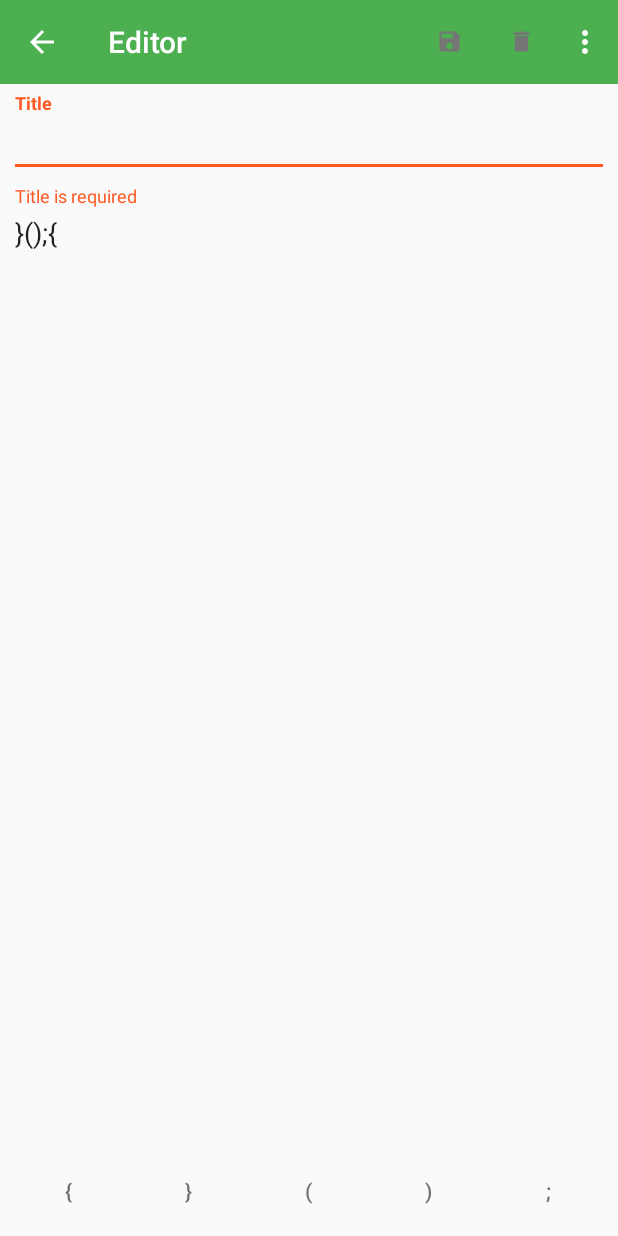
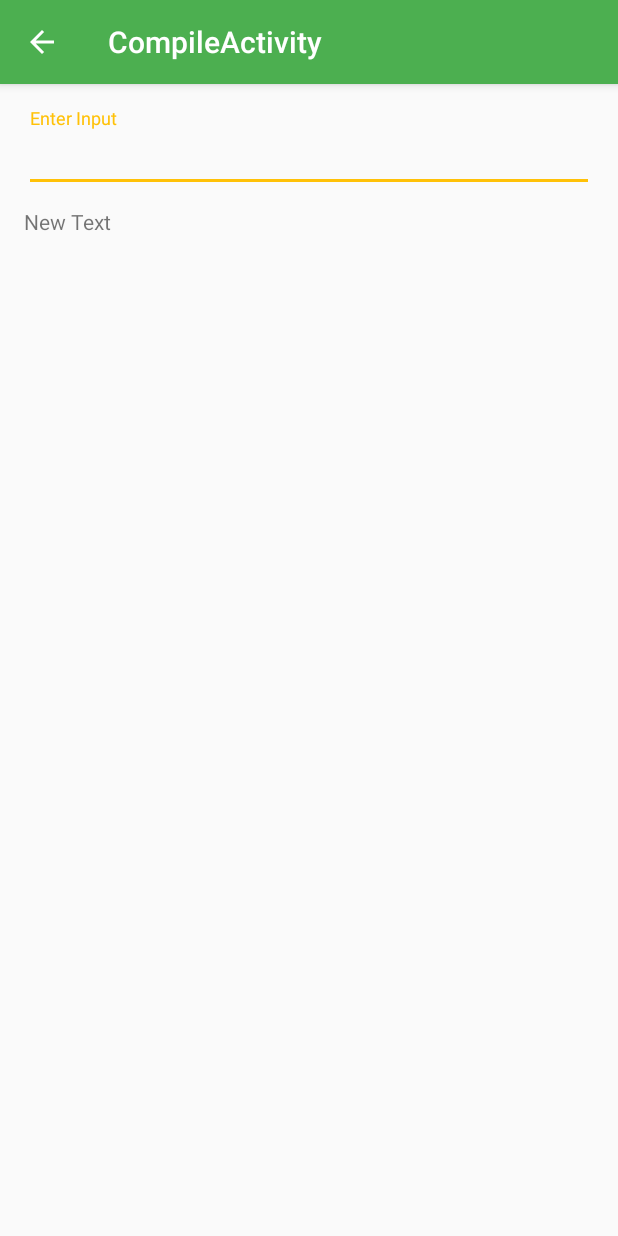
Before and after one commit to eugeneansah/HackEditor, an Android app: the NotePlainEditorActivity screen opened directly, with no data from a screen before it, in the options menu, after a tap on "Compile", on a phone screen of 412 x 824 dp. Run offline under Robolectric (Android 15) with nearby library versions, the phone set to English and light mode, and no system bars.

Commit message:
Moved contents of fragment to activity

```diff
--- /dev/null
+++ b/app/src/main/java/com/hackathon/hackmsit/activities/CompileActivity.java
@@ -0,0 +1,27 @@
+package com.hackathon.hackmsit.activities;
+
+import android.os.Bundle;
+import android.support.v7.app.AppCompatActivity;
+import android.support.v7.widget.Toolbar;
+
+import com.hackathon.hackmsit.R;
+
+public class CompileActivity extends AppCompatActivity {
+
+    @Override
+    protected void onCreate(Bundle savedInstanceState) {
+        super.onCreate(savedInstanceState);
+        setContentView(R.layout.activity_compile);
+        Toolbar toolbar = (Toolbar) findViewById(R.id.toolbar);
+        setSupportActionBar(toolbar);
+
+        getSupportActionBar().setDisplayHomeAsUpEnabled(true);
+    }
+    /*@Override
+    public void onBackPressed() {
+        Intent intent = new Intent(this, NoteEditorActivity.class);
+        intent.addFlags(Intent.FLAG_ACTIVITY_CLEAR_TOP | Intent.FLAG_ACTIVITY_NEW_TASK);
+        startActivity(intent);
+    }
+*/
+}
--- a/app/src/main/java/com/hackathon/hackmsit/activities/MainActivity.java
+++ b/app/src/main/java/com/hackathon/hackmsit/activities/MainActivity.java
@@ -60,7 +60,7 @@ public class MainActivity extends AppCompatActivity {
         mFab.setOnClickListener(new View.OnClickListener() {
             @Override
             public void onClick(View v) {
-                startActivity(new Intent(MainActivity.this, NoteEditorActivity.class));
+                startActivity(new Intent(MainActivity.this, NotePlainEditorActivity.class));
             }
         });
 
--- a/app/src/main/java/com/hackathon/hackmsit/activities/NoteEditorActivity.java
+++ /dev/null
@@ -1,82 +0,0 @@
-package com.hackathon.hackmsit.activities;
-
-import android.content.Intent;
-import android.os.Bundle;
-import android.support.v4.app.Fragment;
-import android.support.v4.app.FragmentTransaction;
-import android.support.v7.app.AppCompatActivity;
-import android.support.v7.widget.Toolbar;
-import android.view.Menu;
-import android.view.MenuItem;
-
-import com.hackathon.hackmsit.R;
-import com.hackathon.hackmsit.fragments.NotePlainEditorFragment;
-
-public class NoteEditorActivity extends AppCompatActivity {
-
-    private Toolbar mToolbar;
-    private Menu mMenu;
-
-    @Override
-    protected void onCreate(Bundle savedInstanceState) {
-        super.onCreate(savedInstanceState);
-        setContentView(R.layout.activity_note_editor);
-
-        mToolbar = (Toolbar) findViewById(R.id.toolbar);
-        setSupportActionBar(mToolbar);
-        getSupportActionBar().setDisplayHomeAsUpEnabled(true);
-
-        if (savedInstanceState == null) {
-            Bundle args = getIntent().getExtras();
-            if (args != null && args.containsKey("id")) {
-                long id = args.getLong("id", 0);
-                if (id > 0) {
-                    NotePlainEditorFragment fragment = NotePlainEditorFragment.newInstance(id);
-                    openFragment(fragment, "Editor");
-                }
-            } else {
-                openFragment(new NotePlainEditorFragment(), "Editor");
-            }
-        }
-    }
-
-    @Override
-    public void onBackPressed() {
-        Intent intent = new Intent(this, MainActivity.class);
-        intent.addFlags(Intent.FLAG_ACTIVITY_CLEAR_TOP | Intent.FLAG_ACTIVITY_NEW_TASK);
-        startActivity(intent);
-    }
-
-    @Override
-    public boolean onCreateOptionsMenu(Menu menu) {
-        // Inflate the menu; this adds items to the action bar if it is present.
-        mMenu = menu;
-        getMenuInflater().inflate(R.menu.menu_note_editor, menu);
-        return true;
-    }
-
-    @Override
-    public boolean onOptionsItemSelected(MenuItem item) {
-        // Handle action bar item clicks here. The action bar will
-        // automatically handle clicks on the Home/Up button, so long
-        // as you specify a parent activity in AndroidManifest.xml.
-        int id = item.getItemId();
-
-        //noinspection SimplifiableIfStatement
-        if (id == R.id.action_settings) {
-            return true;
-        }
-
-        return super.onOptionsItemSelected(item);
-    }
-
-    private void openFragment(final Fragment fragment, String title) {
-        getSupportFragmentManager()
-                .beginTransaction()
-                .setTransition(FragmentTransaction.TRANSIT_FRAGMENT_OPEN)
-                .replace(R.id.container, fragment)
-                        //.addToBackStack(null)
-                .commit();
-        getSupportActionBar().setTitle(title);
-    }
-}
--- a/app/src/main/java/com/hackathon/hackmsit/fragments/NotePlainEditorFragment.java
+++ b/app/src/main/java/com/hackathon/hackmsit/activities/NotePlainEditorActivity.java
@@ -1,4 +1,4 @@
-package com.hackathon.hackmsit.fragments;
+package com.hackathon.hackmsit.activities;
 
 import android.content.Context;
 import android.content.DialogInterface;
@@ -14,16 +14,15 @@ import android.support.v4.app.FragmentManager;
 import android.support.v4.app.FragmentPagerAdapter;
 import android.support.v4.view.ViewPager;
 import android.support.v7.app.AlertDialog;
+import android.support.v7.app.AppCompatActivity;
+import android.support.v7.widget.Toolbar;
 import android.text.Editable;
 import android.text.TextUtils;
 import android.text.TextWatcher;
 import android.util.Log;
-import android.view.LayoutInflater;
 import android.view.Menu;
-import android.view.MenuInflater;
 import android.view.MenuItem;
 import android.view.View;
-import android.view.ViewGroup;
 import android.view.inputmethod.InputMethodManager;
 import android.widget.AdapterView;
 import android.widget.ArrayAdapter;
@@ -31,8 +30,8 @@ import android.widget.EditText;
 import android.widget.MultiAutoCompleteTextView;
 
 import com.hackathon.hackmsit.R;
-import com.hackathon.hackmsit.activities.MainActivity;
 import com.hackathon.hackmsit.data.NoteManager;
+import com.hackathon.hackmsit.fragments.Test;
 import com.hackathon.hackmsit.models.Note;
 import com.hackathon.hackmsit.utilities.Constants;
 import com.hackathon.hackmsit.utilities.SpaceTokenizer;
@@ -40,7 +39,7 @@ import com.hackathon.hackmsit.utilities.SpaceTokenizer;
 import java.util.ArrayList;
 import java.util.List;
 
-public class NotePlainEditorFragment extends Fragment {
+public class NotePlainEditorActivity extends AppCompatActivity {
 
     private EditText mTitleEditText;
     private MultiAutoCompleteTextView mCodeEditText;
@@ -51,23 +50,119 @@ public class NotePlainEditorFragment extends Fragment {
     private String[] keys = {"{", "}", "(", ")", ";"};
     private int spacing;
 
-    public NotePlainEditorFragment() {
+    public NotePlainEditorActivity() {
         // Required empty public constructor
     }
 
     @Override
     public void onCreate(Bundle savedInstanceState) {
         super.onCreate(savedInstanceState);
-        setHasOptionsMenu(true);
-        args = getArguments();
+        setContentView(R.layout.activity_note_plain_editor);
+
+        args = getIntent().getExtras();
+
+        Toolbar mToolbar = (Toolbar) findViewById(R.id.toolbar);
+        setSupportActionBar(mToolbar);
+        getSupportActionBar().setDisplayHomeAsUpEnabled(true);
+
+        /*setHasOptionsMenu(true);
+        args = getArguments();*/
         getCurrentNote();
+
+        mTitleEditText = (EditText) findViewById(R.id.edit_text_title);
+        //mContentEditText = (EditText) mRootView.findViewById(R.id.edit_text_code);
+        mCodeEditText = (MultiAutoCompleteTextView) findViewById(R.id.autoCompleteTextView1);
+        inputLayoutTitle = (TextInputLayout) findViewById(R.id.input_layout_title);
+        //inputLayoutCode = (TextInputLayout) mRootView.findViewById(R.id.input_layout_code);
+        mCoordinatorLayout = (CoordinatorLayout) findViewById(R.id.coordinatorLayout);
+        spacing = 0;
+
+        ArrayAdapter<String> adapter = new ArrayAdapter<>(this, android.R.layout.simple_list_item_1, Constants.keyWords);
+        mCodeEditText.setAdapter(adapter);
+        mCodeEditText.setThreshold(3);
+        mCodeEditText.setTokenizer(new SpaceTokenizer());
+        mCodeEditText.setOnItemClickListener(new AdapterView.OnItemClickListener() {
+            public void onItemClick(AdapterView<?> parent, View view, int index, long position) {
+
+            }
+        });
+        ViewPager viewPager = (ViewPager) findViewById(R.id.viewpager);
+        setupViewPager(viewPager);
+
+        TabLayout tabLayout = (TabLayout) findViewById(R.id.tabs);
+        tabLayout.setupWithViewPager(viewPager);
+        tabLayout.setOnTabSelectedListener(new TabLayout.OnTabSelectedListener() {
+            @Override
+            public void onTabSelected(TabLayout.Tab tab) {
+                int numTab = tab.getPosition();
+                if (mCodeEditText.hasFocus()) {
+                    int cursorPos = mCodeEditText.getSelectionStart();
+                    String content = mCodeEditText.getText().toString();
+                    content = new StringBuffer(content).insert(cursorPos, keys[numTab]).toString();
+                    mCodeEditText.setText(content);
+                    mCodeEditText.setSelection(cursorPos + 1);
+                } else {
+                    String content = mCodeEditText.getText().toString() + keys[numTab];
+                    mCodeEditText.setText(content);
+                    mCodeEditText.setSelection(content.length());
+                }
+
+                //Indentation method
+                if (keys[numTab].equals("{")) {
+                    spacing += 8;
+                    Log.d("spacing", String.valueOf(spacing));
+                } else if (keys[numTab].equals("}") && spacing >= 4) {
+                    spacing -= 8;
+                    Log.d("spacing", String.valueOf(spacing));
+                    int cursorPos = mCodeEditText.getSelectionStart();
+                    String content = mCodeEditText.getText().toString();
+                    String spaces = new String(new char[spacing]).replace("\0", " ");
+                    content = new StringBuffer(content).insert(cursorPos - 1, "\n" + spaces).toString();
+                    mCodeEditText.setText(content);
+                    mCodeEditText.setSelection(cursorPos + spacing + 1);
+                }
+            }
+
+            @Override
+            public void onTabUnselected(TabLayout.Tab tab) {
+            }
+
+            @Override
+            public void onTabReselected(TabLayout.Tab tab) {
+                onTabSelected(tab);
+            }
+        });
+
+        mCodeEditText.addTextChangedListener(new TextWatcher() {
+            @Override
+            public void onTextChanged(CharSequence s, int start, int before, int count) {
+
+                if (before == 0 && count == 1 && s.charAt(start) == '\n') {
+                    String spaces = new String(new char[spacing]).replace("\0", " ");
+                    int cursorPos = mCodeEditText.getSelectionStart();
+                    String content = mCodeEditText.getText().toString();
+                    content = new StringBuffer(content).insert(cursorPos, spaces).toString();
+                    mCodeEditText.setText(content);
+                    mCodeEditText.setSelection(cursorPos + spacing);
+                }
+            }
+
+            @Override
+            public void beforeTextChanged(CharSequence s, int start, int count,
+                                          int after) {
+            }
+
+            @Override
+            public void afterTextChanged(Editable s) {
+            }
+        });
     }
 
-    @Override
+    /*@Override
     public View onCreateView(LayoutInflater inflater, ViewGroup container,
                              Bundle savedInstanceState) {
 
-        View mRootView = inflater.inflate(R.layout.fragment_note_plain_editor, container, false);
+        View mRootView = inflater.inflate(R.layout.activity_note_plain_editor, container, false);
         mTitleEditText = (EditText) mRootView.findViewById(R.id.edit_text_title);
         //mContentEditText = (EditText) mRootView.findViewById(R.id.edit_text_code);
         mCodeEditText = (MultiAutoCompleteTextView) mRootView.findViewById(R.id.autoCompleteTextView1);
@@ -76,7 +171,7 @@ public class NotePlainEditorFragment extends Fragment {
         mCoordinatorLayout = (CoordinatorLayout) mRootView.findViewById(R.id.coordinatorLayout);
         spacing = 0;
 
-        ArrayAdapter<String> adapter = new ArrayAdapter<>(getActivity(), android.R.layout.simple_list_item_1, Constants.keyWords);
+        ArrayAdapter<String> adapter = new ArrayAdapter<>(this, android.R.layout.simple_list_item_1, Constants.keyWords);
         mCodeEditText.setAdapter(adapter);
         mCodeEditText.setThreshold(3);
         mCodeEditText.setTokenizer(new SpaceTokenizer());
@@ -157,10 +252,10 @@ public class NotePlainEditorFragment extends Fragment {
         });
 
         return mRootView;
-    }
+    }*/
 
     private void setupViewPager(ViewPager viewPager) {
-        ViewPagerAdapter adapter = new ViewPagerAdapter(getActivity().getSupportFragmentManager());
+        ViewPagerAdapter adapter = new ViewPagerAdapter(this.getSupportFragmentManager());
         for (String key : keys) {
             adapter.addFragment(new Test(), key);
         }
@@ -196,10 +291,10 @@ public class NotePlainEditorFragment extends Fragment {
         }
     }
 
-    @Override
+    /*@Override
     public void onDetach() {
         super.onDetach();
-    }
+    }*/
 
     @Override
     public void onResume() {
@@ -210,10 +305,9 @@ public class NotePlainEditorFragment extends Fragment {
     }
 
     @Override
-    public void onCreateOptionsMenu(Menu menu, MenuInflater inflater) {
-        super.onCreateOptionsMenu(menu, inflater);
-        menu.clear();
-        inflater.inflate(R.menu.menu_note_edit_plain, menu);
+    public boolean onCreateOptionsMenu(Menu menu) {
+        getMenuInflater().inflate(R.menu.menu_note_edit_plain, menu);
+        return true;
     }
 
     @Override
@@ -229,15 +323,18 @@ public class NotePlainEditorFragment extends Fragment {
                 break;
             case R.id.action_save:
                 //save note
-                View view = getActivity().getCurrentFocus();
+                View view = this.getCurrentFocus();
                 if (view != null) {
-                    ((InputMethodManager) getActivity().getSystemService(Context.INPUT_METHOD_SERVICE)).
+                    ((InputMethodManager) this.getSystemService(Context.INPUT_METHOD_SERVICE)).
                             hideSoftInputFromWindow(view.getWindowToken(), InputMethodManager.HIDE_NOT_ALWAYS);
                 }
                 if (saveNote()) {
                     makeSnackbar(mCurrentNote != null ? "Code updated" : "Code saved");
                 }
                 break;
+            case R.id.action_compile:
+                //compile code
+                startActivity(new Intent(this, CompileActivity.class));
         }
         return super.onOptionsItemSelected(item);
     }
@@ -248,8 +345,8 @@ public class NotePlainEditorFragment extends Fragment {
         snackbar.show();
     }
 
-    public static NotePlainEditorFragment newInstance(long id) {
-        NotePlainEditorFragment fragment = new NotePlainEditorFragment();
+    /*public static NotePlainEditorActivity newInstance(long id) {
+        NotePlainEditorActivity activity = new NotePlainEditorActivity();
 
         if (id > 0) {
             Bundle bundle = new Bundle();
@@ -257,13 +354,13 @@ public class NotePlainEditorFragment extends Fragment {
             fragment.setArguments(bundle);
         }
         return fragment;
-    }
+    }*/
 
     private void getCurrentNote() {
         if (args != null && args.containsKey("id")) {
             long id = args.getLong("id", 0);
             if (id > 0) {
-                mCurrentNote = NoteManager.newInstance(getActivity()).getNote(id);
+                mCurrentNote = NoteManager.newInstance(this).getNote(id);
             }
         }
     }
@@ -287,12 +384,12 @@ public class NotePlainEditorFragment extends Fragment {
         if (mCurrentNote != null) {
             mCurrentNote.setContent(content);
             mCurrentNote.setTitle(title);
-            NoteManager.newInstance(getActivity()).update(mCurrentNote);
+            NoteManager.newInstance(this).update(mCurrentNote);
         } else {
             Note note = new Note();
             note.setTitle(title);
             note.setContent(content);
-            NoteManager.newInstance(getActivity()).create(note);
+            NoteManager.newInstance(this).create(note);
         }
         return true;
     }
@@ -304,21 +401,21 @@ public class NotePlainEditorFragment extends Fragment {
 
     public void promptForDelete() {
         final String titleOfNoteTobeDeleted = mCurrentNote.getTitle();
-        AlertDialog.Builder alertDialog = new AlertDialog.Builder(getActivity());
+        AlertDialog.Builder alertDialog = new AlertDialog.Builder(this);
         alertDialog.setTitle("Confirm Action");
         alertDialog.setMessage("Delete " + titleOfNoteTobeDeleted + "?");
         alertDialog.setPositiveButton("Yes", new DialogInterface.OnClickListener() {
             @Override
             public void onClick(DialogInterface dialog, int which) {
-                NoteManager.newInstance(getActivity()).delete(mCurrentNote);
+                NoteManager.newInstance(NotePlainEditorActivity.this).delete(mCurrentNote);
 
-                SharedPreferences prefs = getActivity().getApplicationContext().getSharedPreferences("pref", 0);
+                SharedPreferences prefs = getApplicationContext().getSharedPreferences("pref", 0);
                 SharedPreferences.Editor editor = prefs.edit();
                 editor.putString("deleted", "1");
                 editor.apply();
                 //makeSnackbar("Code deleted");
                 //startActivity(new Intent(getActivity(), MainActivity.class));
-                Intent intent = new Intent(getActivity(), MainActivity.class);
+                Intent intent = new Intent(NotePlainEditorActivity.this, MainActivity.class);
                 intent.addFlags(Intent.FLAG_ACTIVITY_CLEAR_TOP | Intent.FLAG_ACTIVITY_NEW_TASK);
                 startActivity(intent);
             }
--- a/app/src/main/java/com/hackathon/hackmsit/fragments/NoteListFragment.java
+++ b/app/src/main/java/com/hackathon/hackmsit/fragments/NoteListFragment.java
@@ -13,12 +13,12 @@ import android.view.View;
 import android.view.ViewGroup;
 import android.widget.TextView;
 
+import com.hackathon.hackmsit.R;
+import com.hackathon.hackmsit.activities.NotePlainEditorActivity;
+import com.hackathon.hackmsit.adapter.NoteListAdapter;
 import com.hackathon.hackmsit.data.NoteManager;
+import com.hackathon.hackmsit.models.Note;
 import com.melnykov.fab.FloatingActionButton;
-import com.hackathon.hackmsit.R;
-import com.hackathon.hackmsit.activities.NoteEditorActivity;
-import com.hackathon.hackmsit.adapter.NoteListAdapter;
-import com.hackathon.hackmsit.models.Note;
 
 import java.util.List;
 
@@ -81,7 +81,7 @@ public class NoteListFragment extends Fragment {
                 if (child != null && mGestureDetector.onTouchEvent(motionEvent)) {
                     int position = recyclerView.getChildLayoutPosition(child);
                     Note selectedNote = mNotes.get(position);
-                    Intent editorIntent = new Intent(getActivity(), NoteEditorActivity.class);
+                    Intent editorIntent = new Intent(getActivity(), NotePlainEditorActivity.class);
                     editorIntent.putExtra("id", selectedNote.getId());
                     startActivity(editorIntent);
                 }
--- /dev/null
+++ b/app/src/main/res/layout/activity_compile.xml
@@ -0,0 +1,28 @@
+<?xml version="1.0" encoding="utf-8"?>
+<android.support.design.widget.CoordinatorLayout xmlns:android="http://schemas.android.com/apk/res/android"
+    xmlns:app="http://schemas.android.com/apk/res-auto"
+    xmlns:tools="http://schemas.android.com/tools"
+    android:layout_width="match_parent"
+    android:layout_height="match_parent"
+    android:fitsSystemWindows="true"
+    tools:context="com.hackathon.hackmsit.activities.CompileActivity">
+
+    <android.support.design.widget.AppBarLayout
+        android:layout_width="match_parent"
+        android:layout_height="wrap_content"
+        android:theme="@style/AppTheme.AppBarOverlay">
+
+        <android.support.v7.widget.Toolbar
+            android:id="@+id/toolbar"
+            android:layout_width="match_parent"
+            android:layout_height="?attr/actionBarSize"
+            android:background="?attr/colorPrimary"
+            app:popupTheme="@style/AppTheme.PopupOverlay" />
+
+    </android.support.design.widget.AppBarLayout>
+
+    <include layout="@layout/content_compile" />
+
+
+
+</android.support.design.widget.CoordinatorLayout>
--- a/app/src/main/res/layout/activity_note_editor.xml
+++ /dev/null
@@ -1,20 +0,0 @@
-<RelativeLayout xmlns:android="http://schemas.android.com/apk/res/android"
-                xmlns:tools="http://schemas.android.com/tools"
-                android:layout_width="match_parent"
-                android:layout_height="match_parent"
-                tools:context="com.hackathon.hackmsit.activities.NoteEditorActivity">
-
-    <include android:id="@+id/toolbar"
-             layout="@layout/toolbar" />
-
-
-    <FrameLayout
-        android:id="@+id/container"
-        android:layout_weight="1"
-        android:layout_below="@+id/toolbar"
-        android:padding="@dimen/margin_padding_xtiny"
-        android:layout_width="match_parent"
-        android:layout_height="match_parent"
-        android:clickable="true" />
-
-</RelativeLayout>
--- a/app/src/main/res/layout/fragment_note_plain_editor.xml
+++ b/app/src/main/res/layout/activity_note_plain_editor.xml
@@ -9,11 +9,15 @@
         android:layout_width="match_parent"
         android:layout_height="match_parent">
 
+        <include android:id="@+id/toolbar"
+            layout="@layout/toolbar" />
+
         <LinearLayout xmlns:android="http://schemas.android.com/apk/res/android"
             android:id="@+id/linear"
             android:layout_width="match_parent"
             android:layout_height="match_parent"
-            android:orientation="vertical">
+            android:orientation="vertical"
+            android:layout_below="@+id/toolbar">
 
             <android.support.design.widget.TextInputLayout
                 android:id="@+id/input_layout_title"
--- /dev/null
+++ b/app/src/main/res/layout/content_compile.xml
@@ -0,0 +1,41 @@
+<?xml version="1.0" encoding="utf-8"?>
+<RelativeLayout xmlns:android="http://schemas.android.com/apk/res/android"
+    xmlns:app="http://schemas.android.com/apk/res-auto"
+    xmlns:tools="http://schemas.android.com/tools"
+    android:layout_width="match_parent"
+    android:layout_height="match_parent"
+    android:paddingBottom="@dimen/activity_vertical_margin"
+    android:paddingLeft="@dimen/activity_horizontal_margin"
+    android:paddingRight="@dimen/activity_horizontal_margin"
+    android:paddingTop="@dimen/activity_vertical_margin"
+    app:layout_behavior="@string/appbar_scrolling_view_behavior"
+    tools:context="com.hackathon.hackmsit.activities.CompileActivity"
+    tools:showIn="@layout/activity_compile">
+
+    <android.support.design.widget.TextInputLayout
+        android:id="@+id/input_text_layout"
+        android:layout_width="match_parent"
+        android:layout_height="wrap_content">
+
+        <EditText
+            android:id="@+id/inputText"
+            android:layout_width="match_parent"
+            android:layout_height="wrap_content"
+            android:gravity="start"
+            android:hint="@string/enter_input"
+
+            />
+
+    </android.support.design.widget.TextInputLayout>
+
+    <TextView
+        android:layout_width="match_parent"
+        android:layout_height="wrap_content"
+        android:text="New Text"
+        android:id="@+id/outputView"
+        android:layout_marginTop="10dp"
+        android:layout_below="@+id/input_text_layout"
+        android:layout_alignParentLeft="true"
+        android:layout_alignParentStart="true" />
+
+</RelativeLayout>
--- /dev/null
+++ b/app/src/main/res/values-v21/styles.xml
@@ -0,0 +1,2 @@
+<resources>>
+</resources>
--- a/app/src/main/res/values/strings.xml
+++ b/app/src/main/res/values/strings.xml
@@ -2,7 +2,7 @@
     <string name="app_name">HackApp</string>
 
     <string name="action_settings">Settings</string>
-    <string name="title_activity_note_editor">NoteEditorActivity</string>
+    <string name="title_activity_note_editor">Editor</string>
     <string name="enter_title">Title</string>
     <string name="enter_code">Code</string>
     <string name="title_home">Home</string>
@@ -13,4 +13,6 @@
     <string name="no_notes">Feels empty! Add a new note.</string>
     <string name="action_export">Export</string>
     <string name="action_compile">Compile</string>
+    <string name="title_activity_compile">CompileActivity</string>
+    <string name="enter_input">Enter Input</string>
 </resources>
--- a/app/src/main/res/values/styles.xml
+++ b/app/src/main/res/values/styles.xml
@@ -9,4 +9,8 @@
         <item name="colorAccent">@color/accent</item>
     </style>
 
+    <style name="AppTheme.AppBarOverlay" parent="ThemeOverlay.AppCompat.Dark.ActionBar" />
+
+    <style name="AppTheme.PopupOverlay" parent="ThemeOverlay.AppCompat.Light" />
+
 </resources>
```
Also changed, not shown: app/src/main/AndroidManifest.xml (+7 -3 lines), 1 other file.
